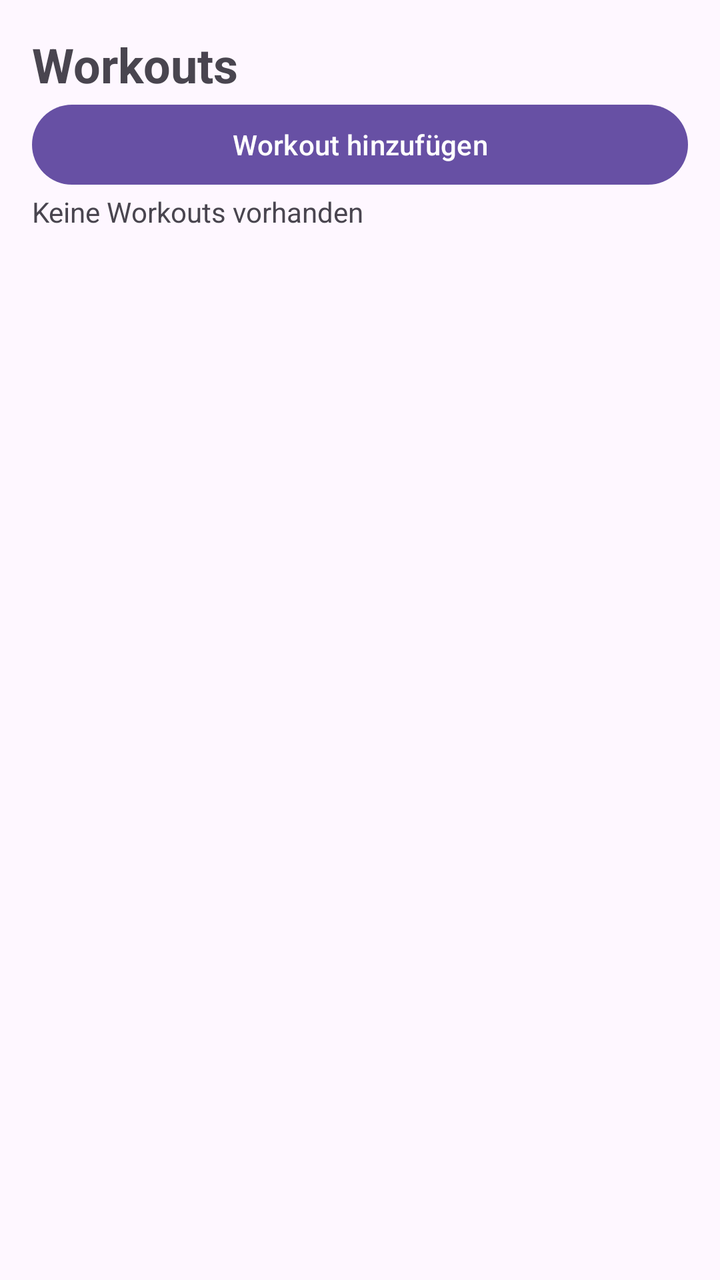
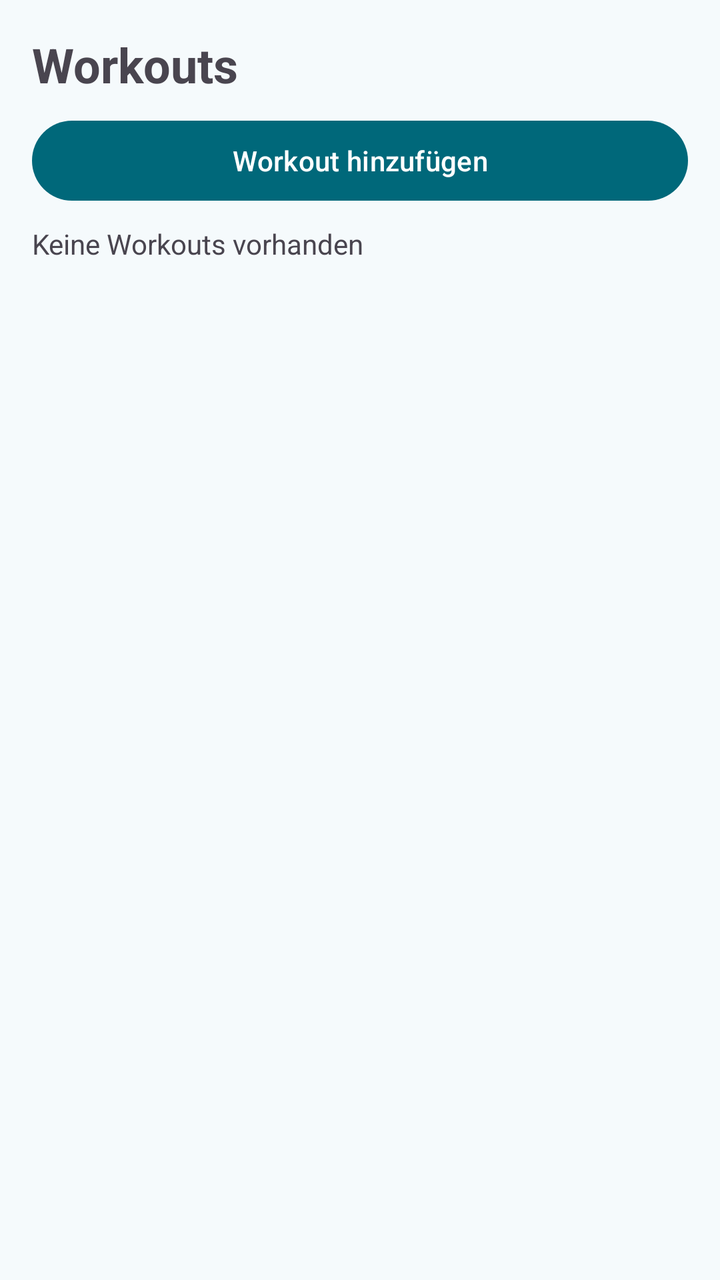

Compare the two renders of this Android layout. The source of the first and the diff that turns it into the second are given below.
<!-- AndroidManifest.xml: application theme Theme.Workout -->
<!-- res/layout/fragment_workout_list.xml -->
<?xml version="1.0" encoding="utf-8"?>
<LinearLayout xmlns:android="http://schemas.android.com/apk/res/android"
    android:layout_width="match_parent"
    android:layout_height="match_parent"
    android:orientation="vertical"
    android:padding="16dp">

    <TextView
        android:layout_width="wrap_content"
        android:layout_height="wrap_content"
        android:text="Workouts"
        android:textSize="24sp"
        android:textStyle="bold"/>

    <Button
        android:id="@+id/btnAdd"
        android:layout_width="match_parent"
        android:layout_height="wrap_content"
        android:text="Workout hinzufügen"/>

    <TextView
        android:id="@+id/txtEmpty"
        android:layout_width="wrap_content"
        android:layout_height="wrap_content"
        android:text="Keine Workouts vorhanden"/>

    <androidx.recyclerview.widget.RecyclerView
        android:id="@+id/recyclerWorkouts"
        android:layout_width="match_parent"
        android:layout_height="0dp"
        android:layout_weight="1"/>
</LinearLayout>
<!-- resources referenced by this layout -->
<resources>
  <style name="Base.Theme.Workout" parent="Theme.Material3.DayNight.NoActionBar">
          
          
      </style>
  <!-- unchanged entries left out for length: 1 -->
</resources>

<!-- the commit's change to res/layout/fragment_workout_list.xml (unified diff, before → after) -->
@@ -16,6 +16,8 @@
         android:id="@+id/btnAdd"
         android:layout_width="match_parent"
         android:layout_height="wrap_content"
+        android:layout_marginTop="8dp"
+        android:layout_marginBottom="8dp"
         android:text="Workout hinzufügen"/>
 
     <TextView
<!-- resource entries referenced after the edit -->
@@ -1,9 +1,73 @@
 <!-- resources referenced by this layout -->
 <resources>
   <style name="Base.Theme.Workout" parent="Theme.Material3.DayNight.NoActionBar">
-          
-          
+          <item name="colorPrimary">@color/primary</item>
+          <item name="colorOnPrimary">@color/on_primary</item>
+          <item name="colorPrimaryContainer">@color/primary_container</item>
+          <item name="colorOnPrimaryContainer">@color/on_primary_container</item>
+          <item name="colorPrimaryInverse">@color/primary_inverse</item>
+          <item name="colorSecondary">@color/secondary</item>
+          <item name="colorOnSecondary">@color/on_secondary</item>
+          <item name="colorSecondaryContainer">@color/secondary_container</item>
+          <item name="colorOnSecondaryContainer">@color/on_secondary_container</item>
+          <item name="colorTertiary">@color/tertiary</item>
+          <item name="colorOnTertiary">@color/on_tertiary</item>
+          <item name="colorTertiaryContainer">@color/tertiary_container</item>
+          <item name="colorOnTertiaryContainer">@color/on_tertiary_container</item>
+          <item name="colorError">@color/error</item>
+          <item name="colorOnError">@color/on_error</item>
+          <item name="colorErrorContainer">@color/error_container</item>
+          <item name="colorOnErrorContainer">@color/on_error_container</item>
+          <item name="android:colorBackground">@color/surface</item>
+          <item name="colorOnBackground">@color/on_surface</item>
+          <item name="colorSurface">@color/surface</item>
+          <item name="colorOnSurface">@color/on_surface</item>
+          <item name="colorSurfaceVariant">@color/surface_variant</item>
+          <item name="colorOnSurfaceVariant">@color/on_surface_variant</item>
+          <item name="colorSurfaceInverse">@color/surface_inverse</item>
+          <item name="colorOnSurfaceInverse">@color/on_surface_inverse</item>
+          <item name="colorSurfaceDim">@color/surface_dim</item>
+          <item name="colorSurfaceBright">@color/surface_bright</item>
+          <item name="colorSurfaceContainerLowest">@color/surface_container_lowest</item>
+          <item name="colorSurfaceContainerLow">@color/surface_container_low</item>
+          <item name="colorSurfaceContainer">@color/surface_container</item>
+          <item name="colorSurfaceContainerHigh">@color/surface_container_high</item>
+          <item name="colorSurfaceContainerHighest">@color/surface_container_highest</item>
+          <item name="colorOutline">@color/outline</item>
+          <item name="colorOutlineVariant">@color/outline_variant</item>
       </style>
+  <color name="primary">#00687A</color>
+  <color name="on_primary">#FFFFFF</color>
+  <color name="primary_container">#ACEDFF</color>
+  <color name="on_primary_container">#001F26</color>
+  <color name="primary_inverse">#84D2E7</color>
+  <color name="secondary">#4B6269</color>
+  <color name="on_secondary">#FFFFFF</color>
+  <color name="secondary_container">#CEE7EF</color>
+  <color name="on_secondary_container">#061F25</color>
+  <color name="tertiary">#565D7E</color>
+  <color name="on_tertiary">#FFFFFF</color>
+  <color name="tertiary_container">#DDE1FF</color>
+  <color name="on_tertiary_container">#131A37</color>
+  <color name="error">#BA1A1A</color>
+  <color name="on_error">#FFFFFF</color>
+  <color name="error_container">#FFDAD6</color>
+  <color name="on_error_container">#410002</color>
+  <color name="surface">#F5FAFC</color>
+  <color name="on_surface">#171C1E</color>
+  <color name="surface_variant">#DBE4E7</color>
+  <color name="on_surface_variant">#3F484B</color>
+  <color name="surface_inverse">#2B3133</color>
+  <color name="on_surface_inverse">#ECF2F4</color>
+  <color name="surface_dim">#D5DBDD</color>
+  <color name="surface_bright">#F5FAFC</color>
+  <color name="surface_container_lowest">#FFFFFF</color>
+  <color name="surface_container_low">#EFF4F7</color>
+  <color name="surface_container">#E9EFF1</color>
+  <color name="surface_container_high">#E3E9EB</color>
+  <color name="surface_container_highest">#DEE3E6</color>
+  <color name="outline">#70797C</color>
+  <color name="outline_variant">#BFC8CB</color>
   <!-- unchanged entries left out for length: 1 -->
 </resources>
 
